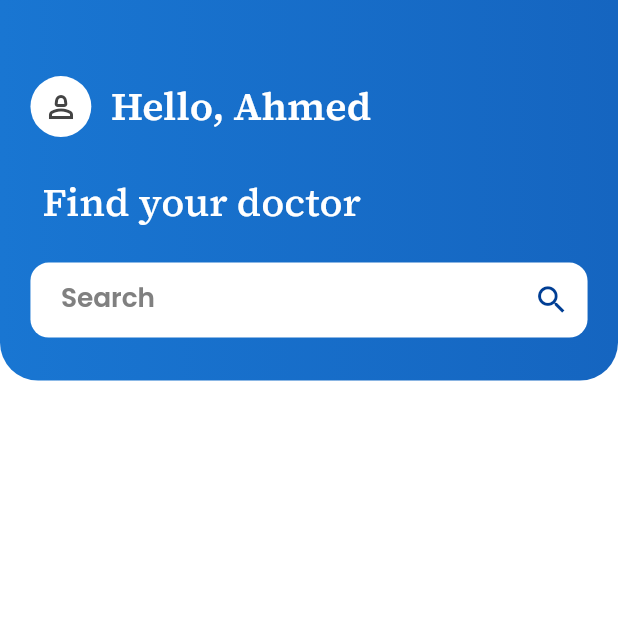
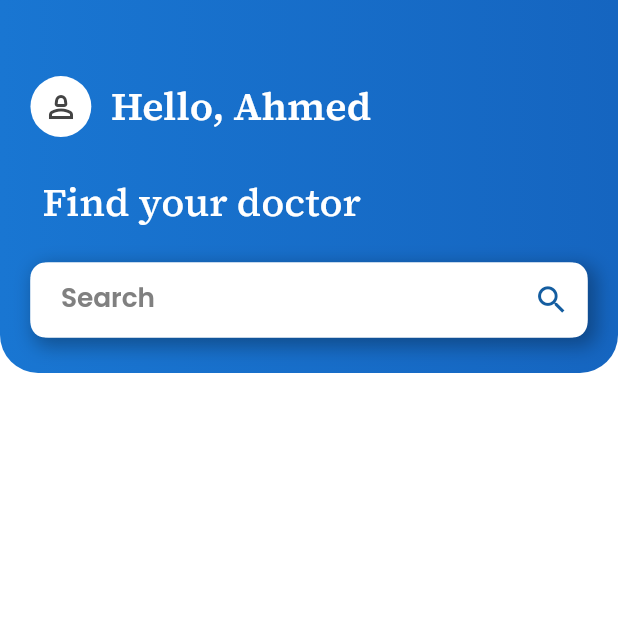
Before and after one commit to SalmaRazeq/aljoud_hospital, a Flutter app: the screen it shows after launch, on a phone screen of 412 x 824 dp, the top half of it. Run offline on Flutter 3.47's test engine with Material 3 defaults, Android fonts, the phone set to English and light mode, and no system bars; our stand-ins replace flutter_screenutil, google_fonts; generated files the repository leaves out were written again.

Commit message:
+ home screen

```diff
--- a/lib/config/theme/app_theme.dart
+++ b/lib/config/theme/app_theme.dart
@@ -13,7 +13,6 @@ class AppTheme {
       shadow: ColorsManager.hint,
       onSecondary: ColorsManager.black2,
       secondary: ColorsManager.lightGreen,
-
     ),
       scaffoldBackgroundColor: ColorsManager.white,
       elevatedButtonTheme: ElevatedButtonThemeData(
--- /dev/null
+++ b/lib/presntation/screens/home/appBar/home_appBar.dart
@@ -0,0 +1,67 @@
+import 'package:aljoud_hospital/presntation/screens/home/AppBar/search_widget/search_widget.dart';
+import 'package:flutter/material.dart';
+import 'package:flutter_screenutil/flutter_screenutil.dart';
+import 'package:google_fonts/google_fonts.dart';
+
+import '../../../../core/utils/color_manager.dart';
+
+class HomeAppBar extends StatelessWidget {
+  const HomeAppBar({super.key});
+
+  @override
+  Widget build(BuildContext context) {
+    return Container(
+      padding: REdgeInsets.symmetric(horizontal: 20, vertical: 20),
+      height: 245.h,
+      width: double.infinity,
+      decoration: BoxDecoration(
+        gradient: LinearGradient(
+          colors: [Colors.blue.shade700, Colors.blue.shade800],
+        ),
+        borderRadius:  BorderRadius.only(
+          bottomLeft: Radius.circular(25.r),
+          bottomRight: Radius.circular(25.r),
+        ),
+      ),
+      child: Column(
+          crossAxisAlignment: CrossAxisAlignment.start,
+          children: [
+            SizedBox(height: 30.h,),
+            Row(
+              mainAxisAlignment: MainAxisAlignment.start,
+              children: [
+                CircleAvatar(
+                  radius: 20.r,
+                  backgroundColor: ColorsManager.white,
+                  child: const Icon(
+                    Icons.person_2_outlined,
+                    color: ColorsManager.black2,
+                  ),
+                ),
+                SizedBox(width: 12.w,),
+                Text('Hello, Ahmed',
+                  style: GoogleFonts.sourceSerif4(
+                      fontWeight: FontWeight.w600,
+                      fontSize: 24.sp,
+                      color: ColorsManager.white),
+                ),
+              ],
+            ),
+            SizedBox(height: 25.h,),
+            Padding(
+              padding: REdgeInsets.only(left: 8.0),
+              child: Text(
+                'Find your doctor',
+                style: GoogleFonts.sourceSerif4(
+                    fontSize: 24.sp,
+                    fontWeight: FontWeight.w500,
+                    color: ColorsManager.white),
+              ),
+            ),
+            SizedBox( height: 22.h,),
+            SearchWidget(),
+
+          ]),
+    );
+  }
+}
--- /dev/null
+++ b/lib/presntation/screens/home/appBar/search_widget/search_widget.dart
@@ -0,0 +1,52 @@
+import 'package:flutter/material.dart';
+import 'package:flutter_screenutil/flutter_screenutil.dart';
+import 'package:google_fonts/google_fonts.dart';
+
+class SearchWidget extends StatelessWidget {
+  const SearchWidget({super.key});
+
+  @override
+  Widget build(BuildContext context) {
+    return Container(
+      decoration: BoxDecoration(
+        color: Colors.white,
+        borderRadius: BorderRadius.circular(10), // Rounded corners
+        boxShadow: [
+          BoxShadow(
+            color: Colors.black.withOpacity(0.3), // Shadow color
+            blurRadius: 10, // Blur intensity
+            spreadRadius: 2, // Spread of shadow
+            offset: const Offset(4, 4), // X, Y offset
+          ),
+        ],
+      ),
+      child: SizedBox(
+        height: 50,
+        child: TextField(
+          textAlign: TextAlign.left,
+          decoration: InputDecoration(
+            hintText: 'Search',
+            hintStyle: GoogleFonts.poppins(fontSize: 16.sp,fontWeight: FontWeight.w600 ,color: Theme.of(context).colorScheme.shadow),
+            filled: true,
+            isDense: true,
+            fillColor: Theme.of(context).colorScheme.primary,
+            contentPadding: REdgeInsets.symmetric(vertical: 14, horizontal: 20),
+            border: OutlineInputBorder(
+              borderRadius: BorderRadius.circular(12.r),
+              borderSide: BorderSide.none,
+            ),
+            suffixIcon: Padding(
+              padding: REdgeInsets.all(8),
+              child: Icon(
+                Icons.search,
+                size: 22.sp,
+                color: Theme.of(context).colorScheme.onPrimary,
+              ),
+            ),
+
+          ),
+        ),
+      ),
+    );
+  }
+}
--- a/lib/presntation/screens/home/home.dart
+++ b/lib/presntation/screens/home/home.dart
@@ -1,94 +1,19 @@
-import 'package:aljoud_hospital/core/utils/assets_manager.dart';
-import 'package:aljoud_hospital/core/utils/color_manager.dart';
+import 'package:aljoud_hospital/presntation/screens/home/appBar/home_appBar.dart';
 import 'package:flutter/material.dart';
-import 'package:flutter_screenutil/flutter_screenutil.dart';
-import 'package:google_fonts/google_fonts.dart';
 
 class HomeScreen extends StatelessWidget {
   const HomeScreen({super.key});
 
   @override
   Widget build(BuildContext context) {
-    return Scaffold(
+    return const Scaffold(
         body: SafeArea(
-            child: Container(
-              padding: REdgeInsets.symmetric(horizontal: 20, vertical: 20),
-              height: 250.h,
-              width: double.infinity,
-              decoration: BoxDecoration(
-                gradient: LinearGradient(
-                  colors: [Colors.blue.shade700, Colors.blue.shade800],
-                ),
-                borderRadius:  BorderRadius.only(
-                  bottomLeft: Radius.circular(25.r),
-                  bottomRight: Radius.circular(25.r),
-                ),
-              ),
-              child: Column(
-                  crossAxisAlignment: CrossAxisAlignment.start,
-                  children: [
-                    SizedBox(height: 30.h,),
-                    Row(
-                      mainAxisAlignment: MainAxisAlignment.start,
-                      children: [
-                        CircleAvatar(
-                          radius: 20.r,
-                          backgroundColor: ColorsManager.white,
-                          child: const Icon(
-                            Icons.person_2_outlined,
-                            color: ColorsManager.black2,
-                          ),
-                        ),
-                        SizedBox(width: 12.w,),
-                        Text('Hello, Ahmed',
-                          style: GoogleFonts.sourceSerif4(
-                              fontWeight: FontWeight.w600,
-                              fontSize: 24.sp,
-                              color: ColorsManager.white),
-                        ),
-                      ],
-                    ),
-                    SizedBox(height: 25.h,),
-                    Padding(
-                      padding: REdgeInsets.only(left: 8.0),
-                      child: Text(
-                        'Find your doctor',
-                        style: GoogleFonts.sourceSerif4(
-                            fontSize: 24.sp,
-                            fontWeight: FontWeight.w500,
-                            color: ColorsManager.white),
-                      ),
-                    ),
-                    SizedBox( height: 22.h,),
-                    SizedBox(
-                      height: 50,
-                      child: TextField(
-                        textAlign: TextAlign.left,
-                        decoration: InputDecoration(
-                          hintText: 'Search',
-                          hintStyle: GoogleFonts.poppins(fontSize: 16.sp,fontWeight: FontWeight.w600 ,color: Theme.of(context).colorScheme.shadow),
-                          filled: true,
-                          isDense: true,
-                          fillColor: ColorsManager.white,
-                          contentPadding: REdgeInsets.symmetric(vertical: 14, horizontal: 20),
-                          border: OutlineInputBorder(
-                            borderRadius: BorderRadius.circular(12.r),
-                            borderSide: BorderSide.none,
-                          ),
-                          suffixIcon: Padding(
-                            padding: REdgeInsets.all(8),
-                            child: Icon(
-                              Icons.search,
-                              size: 22.sp,
-                              color: ColorsManager.blue,
-                            ),
-                          ),
+            child: Column(
+              children: [
+                HomeAppBar(),
 
-                        ),
-                      ),
-                    )
-                  ]),
-            ),
+              ],
+            )
         ),
     );
   }
```
